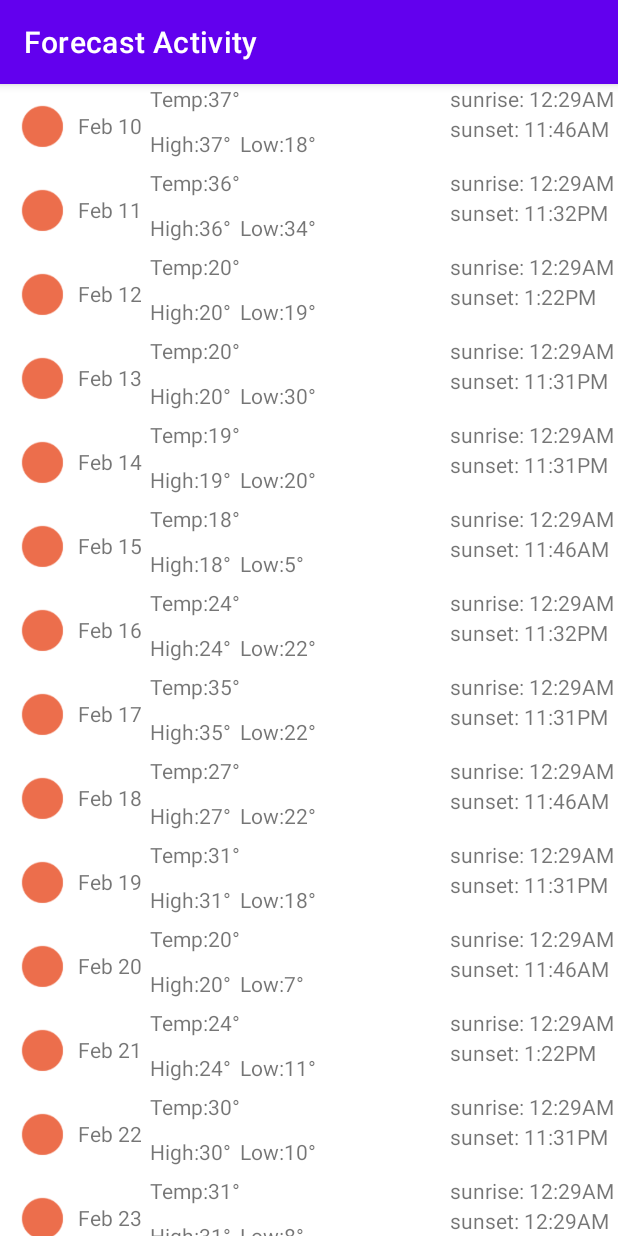
After one commit to beesal10-ce/WeatherApp, an Android app: the ForecastActivity screen opened directly, with no data from a screen before it, on a phone screen of 412 x 824 dp. The commit adds this screen. Run offline under Robolectric (Android 15) with nearby library versions, the phone set to English and light mode, and no system bars.

Commit message:
t commit
git coomit
git commit

```diff
--- a/app/build.gradle
+++ b/app/build.gradle
@@ -37,6 +37,7 @@ dependencies {
     implementation 'androidx.appcompat:appcompat:1.2.0'
     implementation 'com.google.android.material:material:1.3.0'
     implementation 'androidx.constraintlayout:constraintlayout:2.0.4'
+    implementation 'androidx.recyclerview:recyclerview:1.2.1'
     testImplementation 'junit:junit:4.+'
     androidTestImplementation 'androidx.test.ext:junit:1.1.2'
     androidTestImplementation 'androidx.test.espresso:espresso-core:3.3.0'
--- a/app/src/main/AndroidManifest.xml
+++ b/app/src/main/AndroidManifest.xml
@@ -10,6 +10,9 @@
         android:supportsRtl="true"
         android:theme="@style/Theme.WeatherApp">
         <activity
+            android:name=".ForecastActivity"
+            android:exported="false" />
+        <activity
             android:name=".MainActivity"
             android:exported="true">
             <intent-filter>
--- /dev/null
+++ b/app/src/main/java/firstapp/weatherapp/DayForecast.kt
@@ -0,0 +1,4 @@
+package firstapp.weatherapp
+
+data class DayForecast(val date: Long, val sunrise: Long, val sunset:Long, val temp: ForecastTemp, val pressure:Float, val humidity:Int ) {
+}
--- /dev/null
+++ b/app/src/main/java/firstapp/weatherapp/ForecastActivity.kt
@@ -0,0 +1,68 @@
+package firstapp.weatherapp
+
+import androidx.appcompat.app.AppCompatActivity
+import android.os.Bundle
+import androidx.recyclerview.widget.LinearLayoutManager
+import androidx.recyclerview.widget.RecyclerView
+
+class ForecastActivity : AppCompatActivity() {
+
+    private lateinit var recyclerView: RecyclerView
+    val temperature = listOf<ForecastTemp>(
+        ForecastTemp(27F, 18F, 37F),
+        ForecastTemp(35F, 34F, 36F),
+        ForecastTemp(18F, 19F, 20F),
+        ForecastTemp(33F,30F, 20F),
+        ForecastTemp(17F, 20F, 19F),
+        ForecastTemp(11F, 5F, 18F),
+        ForecastTemp(19F,22F,24F),
+        ForecastTemp(33F, 22F,35F),
+        ForecastTemp(19F,22F,27F),
+        ForecastTemp(20F, 18F, 31F),
+        ForecastTemp(13F, 7F,20F),
+        ForecastTemp(17F,11F,24F),
+        ForecastTemp(28F,10F,30F),
+        ForecastTemp(19F,8F,31F),
+        ForecastTemp(33F,30F,36F),
+        ForecastTemp(28F,10F,30F)
+
+
+    )
+     val adapterData = listOf<DayForecast>(
+        DayForecast( 1644452968,1644452968,1571485599,temperature.get(0), 985F,61 ),
+        DayForecast(1644539368,1644539368, 1644449564,temperature.get(1), 1015F, 59),
+        DayForecast(1644625768, 1644625768,1644412964, temperature.get(2), 1005F, 71),
+        DayForecast(1644712168, 1644712168,1644363104, temperature.get(3), 990F, 65),
+        DayForecast(1644798568,1644798568, 1644363104, temperature.get(4), 1115F, 81),
+        DayForecast(1644884968,1644884968, 1571485599, temperature.get(5),1005F, 57),
+        DayForecast(1644971368, 1644971368,1644449564, temperature.get(6),989F, 64),
+        DayForecast(1645057768,1645057768, 1644363104,temperature.get(7), 1005F, 70 ),
+         DayForecast(1645144168,1645144168, 1571485599, temperature.get(8), 1005F, 56),
+        DayForecast(1645230568,1645230568,1644363104,temperature.get(9),990F, 69 ),
+         DayForecast(1645316968,1645316968,1571485599, temperature.get(10), 900F, 57),
+         DayForecast(1645403368,1645403368,1644412964,temperature.get(11),1115F, 56),
+        DayForecast(1645489768,1645489768, 1644363104, temperature.get(12), 1005F, 70),
+        DayForecast(1645576168,1645576168,1644452968, temperature.get(13), 990F, 61),
+        DayForecast(1645662568, 1645662568, 1644449564, temperature.get(14), 1005F,57),
+        DayForecast(1645748968, 1645748968, 1571485599, temperature.get(15), 985F, 64)
+
+
+
+
+
+    )
+
+
+
+    override fun onCreate(savedInstanceState: Bundle?) {
+        super.onCreate(savedInstanceState)
+        setContentView(R.layout.activity_forecast)
+
+        val actionBar = supportActionBar
+        actionBar!!.title ="Forecast Activity"
+
+        recyclerView = findViewById(R.id.recyclerView)
+        recyclerView.layoutManager = LinearLayoutManager(this)
+        recyclerView.adapter = MyAdapter(adapterData)
+    }
+}
--- /dev/null
+++ b/app/src/main/java/firstapp/weatherapp/ForecastTemp.kt
@@ -0,0 +1,4 @@
+package firstapp.weatherapp
+
+data class ForecastTemp(val day:Float, val min: Float, val max: Float) {
+}
--- a/app/src/main/java/firstapp/weatherapp/MainActivity.kt
+++ b/app/src/main/java/firstapp/weatherapp/MainActivity.kt
@@ -1,15 +1,23 @@
 package firstapp.weatherapp
 
+import android.content.Intent
 import androidx.appcompat.app.AppCompatActivity
 import android.os.Bundle
+import android.widget.Button
 import android.widget.ImageView
 
 class MainActivity : AppCompatActivity() {
 
-    lateinit var conditionIcon :ImageView
+    private lateinit var button: Button
+
+    private lateinit var conditionIcon :ImageView
     override fun onCreate(savedInstanceState: Bundle?) {
         super.onCreate(savedInstanceState)
         setContentView(R.layout.activity_main)
     conditionIcon =findViewById(R.id.condition_icon)
+
+        button.setOnClickListener{
+            startActivity(Intent(this, ForecastActivity::class.java))
+        }
     }
 }
--- /dev/null
+++ b/app/src/main/java/firstapp/weatherapp/MyAdapter.kt
@@ -0,0 +1,55 @@
+package firstapp.weatherapp
+
+import android.annotation.SuppressLint
+import android.view.LayoutInflater
+import android.view.View
+import android.view.ViewGroup
+import android.widget.TextView
+import androidx.recyclerview.widget.RecyclerView
+import java.time.Instant
+import java.time.LocalDateTime
+import java.time.ZoneId
+import java.time.format.DateTimeFormatter
+
+class MyAdapter(private val data: List<DayForecast>) : RecyclerView.Adapter<MyAdapter.ViewHolder>() {
+
+    @SuppressLint("NewApi")
+    class ViewHolder(view: View) : RecyclerView.ViewHolder(view) {
+
+
+        private val dateView: TextView = view.findViewById(R.id.date)
+        private val sunriseView: TextView = view.findViewById(R.id.sunrise)
+        private val sunsetView: TextView = view.findViewById(R.id.sunset)
+        private val temp : TextView = view.findViewById(R.id.temp)
+        private val tempHigh : TextView = view.findViewById(R.id.tempHigh)
+        private val tempLow : TextView = view.findViewById(R.id.tempLow)
+        private val dateFormatter = DateTimeFormatter.ofPattern("MMM dd")
+        private val timeFormatter = DateTimeFormatter.ofPattern("h:mma")
+
+        fun bind(dayForecast: DayForecast) {
+           // val instant = Instant.ofEpochSecond(data.date)
+            val dateTime = LocalDateTime.ofInstant(Instant.ofEpochSecond(dayForecast.date), ZoneId.systemDefault())
+            val sunrise = LocalDateTime.ofInstant(Instant.ofEpochSecond(dayForecast.sunrise), ZoneId.systemDefault())
+            val sunset = LocalDateTime.ofInstant(Instant.ofEpochSecond(dayForecast.sunset), ZoneId.systemDefault())
+            dateView.text = dateFormatter.format(dateTime)
+            sunriseView.append(timeFormatter.format(sunrise))
+            sunsetView.append(timeFormatter.format(sunset))
+            temp.append(dayForecast.temp.max.toInt().toString() + "°")
+            tempHigh.append(dayForecast.temp.max.toInt().toString()+ "°")
+            tempLow.append(dayForecast.temp.min.toInt().toString()+ "°")
+        }
+    }
+
+
+    override fun onCreateViewHolder(parent: ViewGroup, viewType: Int): ViewHolder {
+        val view = LayoutInflater.from(parent.context)
+            .inflate(R.layout.row_date,parent, false)
+        return ViewHolder(view)
+    }
+
+    override fun onBindViewHolder(holder: ViewHolder, position: Int) {
+        holder.bind(data[position])
+    }
+
+    override fun getItemCount()= data.size
+}
--- /dev/null
+++ b/app/src/main/res/layout/activity_forecast.xml
@@ -0,0 +1,15 @@
+<?xml version="1.0" encoding="utf-8"?>
+<androidx.constraintlayout.widget.ConstraintLayout xmlns:android="http://schemas.android.com/apk/res/android"
+    xmlns:app="http://schemas.android.com/apk/res-auto"
+    xmlns:tools="http://schemas.android.com/tools"
+    android:layout_width="match_parent"
+    android:layout_height="match_parent"
+    tools:context=".ForecastActivity">
+
+    <androidx.recyclerview.widget.RecyclerView
+        android:id="@+id/recyclerView"
+        android:layout_width="match_parent"
+        android:layout_height="match_parent"
+        />
+
+</androidx.constraintlayout.widget.ConstraintLayout>
--- a/app/src/main/res/layout/activity_main.xml
+++ b/app/src/main/res/layout/activity_main.xml
@@ -96,5 +96,17 @@
         app:layout_constraintTop_toBottomOf="@id/humidity"
         />
 
+    <Button
+        android:id="@+id/button"
+        android:layout_width="150dp"
+        android:layout_height="50dp"
+        android:text="FORECAST"
+        android:layout_marginTop="40dp"
+        app:layout_constraintTop_toBottomOf="@+id/Pressure"
+        app:layout_constraintLeft_toLeftOf="parent"
+        app:layout_constraintRight_toRightOf="parent"
+         />
+
+
 
 </androidx.constraintlayout.widget.ConstraintLayout>
--- /dev/null
+++ b/app/src/main/res/layout/row_date.xml
@@ -0,0 +1,95 @@
+<?xml version="1.0" encoding="utf-8"?>
+<androidx.constraintlayout.widget.ConstraintLayout xmlns:android="http://schemas.android.com/apk/res/android"
+    android:layout_width="match_parent"
+    android:layout_height="56dp"
+    xmlns:app="http://schemas.android.com/apk/res-auto"
+    xmlns:tools="http://schemas.android.com/tools">
+
+
+    <ImageView
+        android:id="@+id/sun"
+        android:layout_width="match_parent"
+        android:layout_height="match_parent"
+        android:scaleType="fitStart"
+        android:src="@drawable/sun"
+
+        tools:ignore="MissingConstraints"
+        app:layout_constraintRight_toRightOf="parent"
+        app:layout_constraintTop_toTopOf="parent"
+      />
+
+    <TextView
+        android:id="@+id/date"
+        android:layout_width="match_parent"
+        android:layout_height="match_parent"
+        android:paddingHorizontal="12dp"
+        android:gravity="start|center_vertical"
+        android:layout_marginLeft="40dp"
+        tools:text="date"
+        app:layout_constraintTop_toBottomOf="@id/sun"
+        app:layout_constraintStart_toStartOf="parent"
+
+
+
+        />
+
+    <TextView
+        android:id="@+id/sunrise"
+        android:layout_width="match_parent"
+        android:layout_height="match_parent"
+        android:text="@string/sunrise"
+
+        android:layout_marginLeft="300dp"
+        app:layout_constraintLeft_toLeftOf="@+id/date"
+
+        />
+
+
+    <TextView
+        android:id="@+id/sunset"
+        android:layout_width="match_parent"
+        android:layout_height="match_parent"
+        tools:layout_editor_absoluteX="0dp"
+        tools:layout_editor_absoluteY="0dp"
+        android:text="@string/sunset"
+        app:layout_constraintBottom_toBottomOf="@+id/sunrise"
+        android:layout_marginLeft="300dp"
+        android:layout_marginTop="20dp"
+
+        />
+
+
+    <TextView
+        android:id="@+id/temp"
+        android:layout_width="match_parent"
+        android:layout_height="match_parent"
+        app:layout_constraintStart_toStartOf="@+id/date"
+        android:text="@string/temp"
+        android:layout_marginLeft="100dp"
+
+        />
+
+    <TextView
+        android:id="@+id/tempHigh"
+        android:layout_width="match_parent"
+        android:layout_height="match_parent"
+        app:layout_constraintTop_toBottomOf="@+id/temp"
+        android:text="@string/tempH"
+        android:layout_marginTop="30dp"
+        android:layout_marginLeft="100dp"
+
+        />
+
+    <TextView
+        android:id="@+id/tempLow"
+        android:layout_width="match_parent"
+        android:layout_height="match_parent"
+        app:layout_constraintStart_toStartOf="@+id/tempHigh"
+        android:text="@string/tempL"
+        android:layout_marginTop="30dp"
+        android:layout_marginLeft="160dp"
+
+        />
+
+
+</androidx.constraintlayout.widget.ConstraintLayout>
--- a/app/src/main/res/values/strings.xml
+++ b/app/src/main/res/values/strings.xml
@@ -7,4 +7,9 @@
     <string name="high">High 80°</string>
     <string name="humidity">Humidity 100%</string>
     <string name="Pressure">Pressure 1023 hPa</string>
+    <string name="sunrise">"sunrise: "</string>
+    <string name="sunset">"sunset: "</string>
+    <string name="temp">Temp:</string>
+    <string name="tempH">High:</string>
+    <string name="tempL">Low:</string>
 </resources>
```
